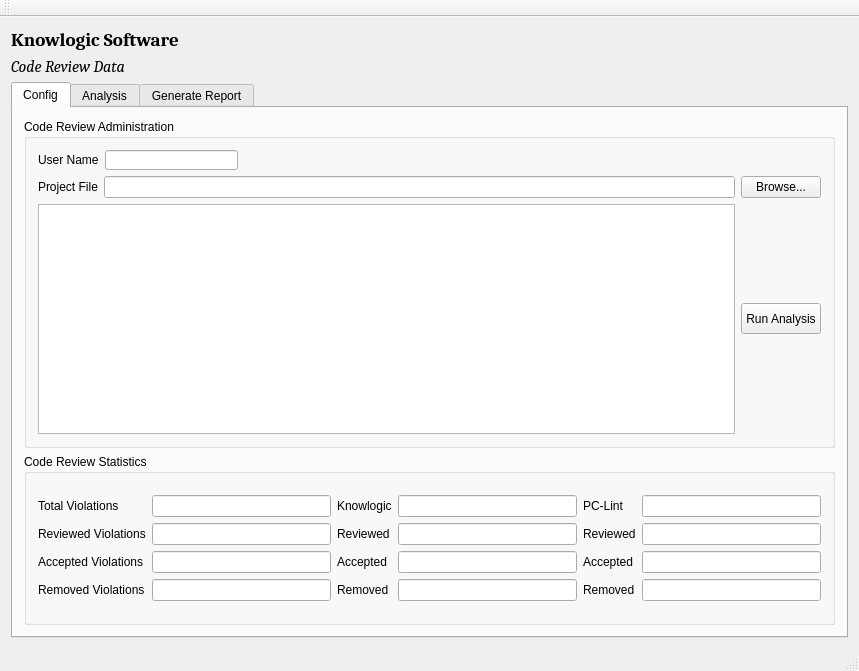
Before: the Qt Designer form crmainwindow.ui in jvahue/codereview1, drawn with Qt 5.
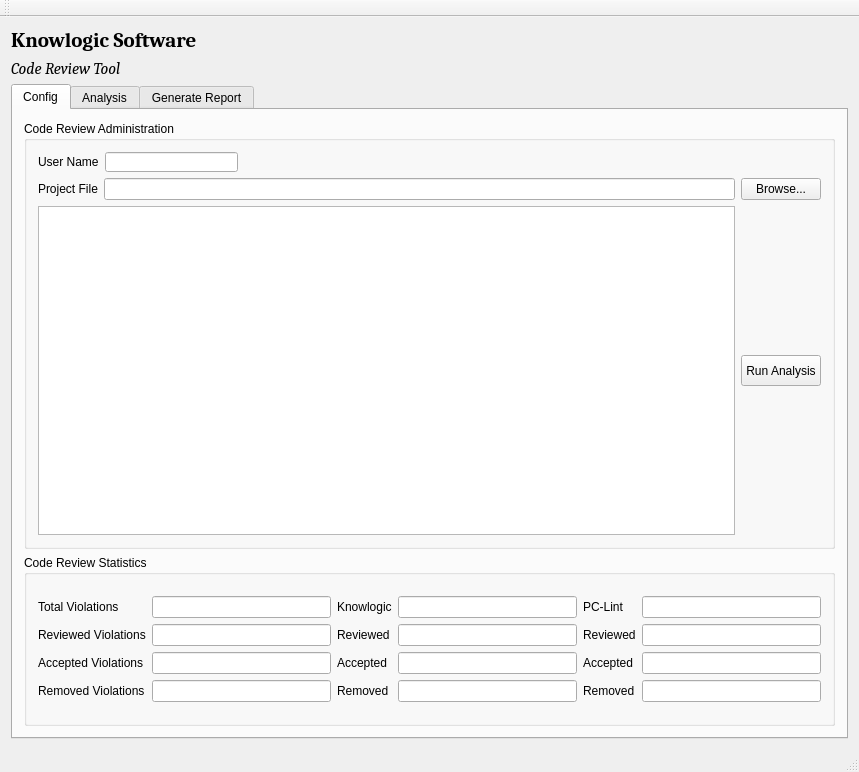
After: the same form once the commit is applied.

Patch:
```diff
--- a/crmainwindow.ui
+++ b/crmainwindow.ui
@@ -7,7 +7,7 @@
     <x>0</x>
     <y>0</y>
     <width>855</width>
-    <height>671</height>
+    <height>772</height>
    </rect>
   </property>
   <property name="windowTitle">
@@ -22,7 +22,7 @@
         <property name="font">
          <font>
           <family>Cambria</family>
-          <pointsize>14</pointsize>
+          <pointsize>16</pointsize>
           <weight>75</weight>
           <bold>true</bold>
          </font>
@@ -42,7 +42,7 @@
          </font>
         </property>
         <property name="text">
-         <string>Code Review Data</string>
+         <string>Code Review Tool</string>
         </property>
        </widget>
       </item>
```
